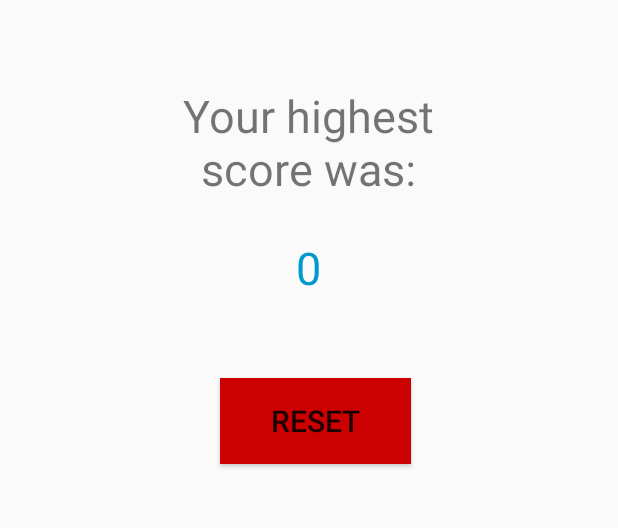
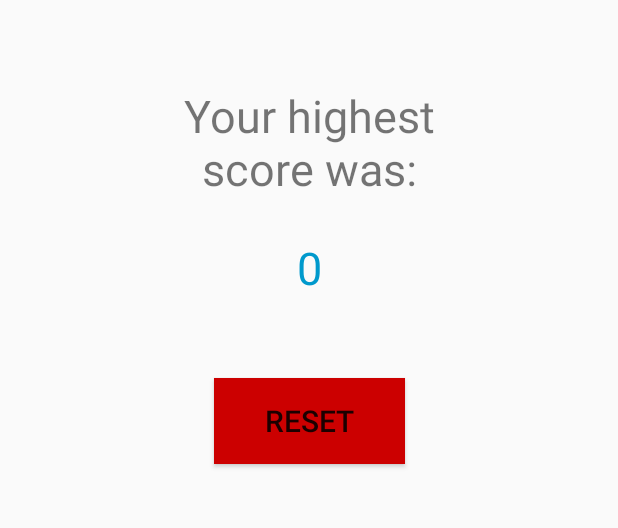
Before and after one commit to hdorin/AndroidWork, an Android app: the HighScoreActivity screen opened directly, with no data from a screen before it, on a phone screen of 412 x 824 dp, the part 359-887 px from its top. Run offline under Robolectric (Android 15) with nearby library versions, the phone set to English and light mode, and no system bars.

Commit message:
Centrat butonul de reset

```diff
--- a/CountDown/app/src/main/res/layout/activity_high_score.xml
+++ b/CountDown/app/src/main/res/layout/activity_high_score.xml
@@ -16,7 +16,6 @@
         android:textSize="30sp"
         app:layout_constraintBottom_toBottomOf="parent"
         app:layout_constraintEnd_toEndOf="parent"
-        app:layout_constraintHorizontal_bias="0.497"
         app:layout_constraintStart_toStartOf="parent"
         app:layout_constraintTop_toBottomOf="@+id/textView5"
         app:layout_constraintVertical_bias="0.097" />
@@ -32,7 +31,6 @@
         android:textSize="30sp"
         app:layout_constraintBottom_toBottomOf="parent"
         app:layout_constraintEnd_toEndOf="parent"
-        app:layout_constraintHorizontal_bias="0.497"
         app:layout_constraintStart_toStartOf="parent"
         app:layout_constraintTop_toBottomOf="@+id/textView4"
         app:layout_constraintVertical_bias="0.05" />
@@ -59,7 +57,7 @@
         android:id="@+id/reset_button"
         android:layout_width="127dp"
         android:layout_height="57dp"
-        android:layout_marginStart="16dp"
+        android:layout_marginStart="8dp"
         android:layout_marginTop="52dp"
         android:layout_marginEnd="8dp"
         android:background="@android:color/holo_red_dark"
```
